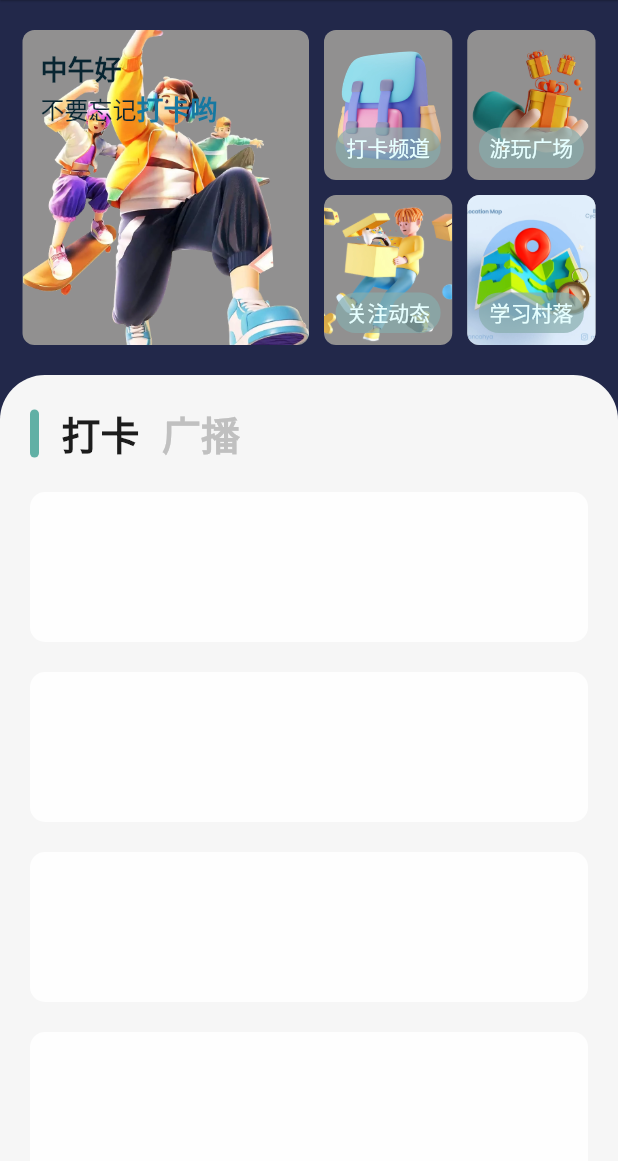
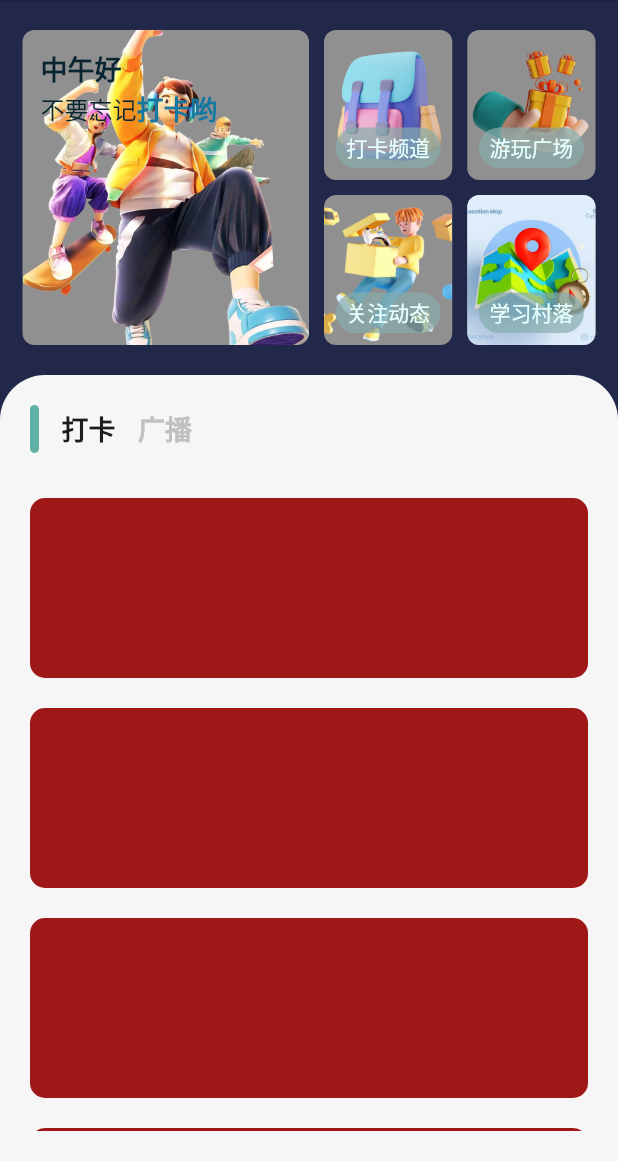
Before and after one commit to TNT-xioamo/flutte_music, a Flutter app: the screen it shows after launch, on a phone screen of 412 x 824 dp, the part 75-1236 px from its top. Run offline on Flutter 3.47's test engine with Material 2 defaults, Android fonts, the phone set to English and light mode, and no system bars; our stand-ins replace dio.

Commit message:
feat: 滚动列表

```diff
--- a/lib/common-widget/app-widget/app_search_bar.dart
+++ b/lib/common-widget/app-widget/app_search_bar.dart
@@ -64,6 +64,8 @@ class _userPageContent extends State<StarkSearchBar> {
                           textInputAction: TextInputAction.search,
                           autofocus: false,
                           focusNode: _focusNode,
+                          onTapOutside: (event) => _focusNode.unfocus(),
+                          onEditingComplete:() => {},
                           style: TextStyle(
                               fontSize: 14,
                               color: Color.fromARGB(255, 255, 255, 255)),
--- a/lib/pages/home/home_content.dart
+++ b/lib/pages/home/home_content.dart
@@ -30,12 +30,13 @@ class _userPageContent extends State<StarkhHomeContent> {
       mainAxisSize: MainAxisSize.min,
       children: <Widget>[
         Expanded(
+            flex: 1,
             child: Container(
               width: MediaQuery.of(context).size.width,
               margin: EdgeInsets.only(top: 20),
-          height: 100,
+              height: 120,
               decoration: BoxDecoration(
-            color: Color.fromRGBO(254, 254, 254, 1),
+                color: Color.fromRGBO(159, 24, 24, 1),
                 borderRadius: BorderRadius.all(Radius.circular(10)),
               ),
             ))
@@ -43,7 +44,6 @@ class _userPageContent extends State<StarkhHomeContent> {
     );
     return Container(
       width: MediaQuery.of(context).size.width,
-      height: 700,
       padding: EdgeInsets.all(20),
       decoration: BoxDecoration(
         color: Color.fromRGBO(246, 246, 246, 1),
@@ -79,7 +79,7 @@ class _userPageContent extends State<StarkhHomeContent> {
                                   color: activated == 'clock'
                                       ? tabColor
                                       : Color.fromRGBO(192, 192, 192, 1),
-                                  fontSize: 26,
+                                  fontSize: 18,
                                   fontWeight: FontWeight.bold)),
                         ),
                         SizedBox(width: 15),
@@ -91,7 +91,7 @@ class _userPageContent extends State<StarkhHomeContent> {
                                   color: activated == 'broad'
                                       ? tabColor
                                       : Color.fromRGBO(192, 192, 192, 1),
-                                  fontSize: 26,
+                                  fontSize: 18,
                                   fontWeight: FontWeight.bold),
                             ))
                       ],
@@ -100,9 +100,10 @@ class _userPageContent extends State<StarkhHomeContent> {
                 ),
               ],
             ),
+            SizedBox(height: 10),
+            Expanded(child: Scrollbar(child:
               SingleChildScrollView(
-                child: IntrinsicHeight(
-                    child: Column(
+              child: IntrinsicHeight( child: Column(
                 mainAxisSize: MainAxisSize.min,
                 mainAxisAlignment: MainAxisAlignment.start,
                 crossAxisAlignment: CrossAxisAlignment.start,
@@ -114,8 +115,7 @@ class _userPageContent extends State<StarkhHomeContent> {
                   ClockItem,
                   ClockItem,
                   ClockItem
-              ],
-            )))
+                ])))))
           ]),
     );
   }
--- a/lib/pages/home/home_page.dart
+++ b/lib/pages/home/home_page.dart
@@ -18,9 +18,7 @@ class _userPageContent extends State<StarkhomePage> {
         child: Column(
           children: <Widget>[
             StarkhHomeBanner(),
-            StarkhHomeContent(
-              key: ValueKey(010),
-            )
+            Expanded(child: StarkhHomeContent(key: ValueKey(010)))
           ],
         ),
       ),
--- a/lib/pages/main/main_page.dart
+++ b/lib/pages/main/main_page.dart
@@ -44,7 +44,9 @@ class IndexPage extends StatelessWidget {
             mainAxisAlignment: MainAxisAlignment.start,
             crossAxisAlignment: CrossAxisAlignment.start,
             mainAxisSize: MainAxisSize.min,
-            children: <Widget>[StarkhomePage()]),
+            children: <Widget>[
+              Expanded(child: StarkhomePage(),)
+            ]),
       ),
       drawer: StarkDrawer(),
     );
```
Lines whose indentation alone changed are shown as unchanged.
